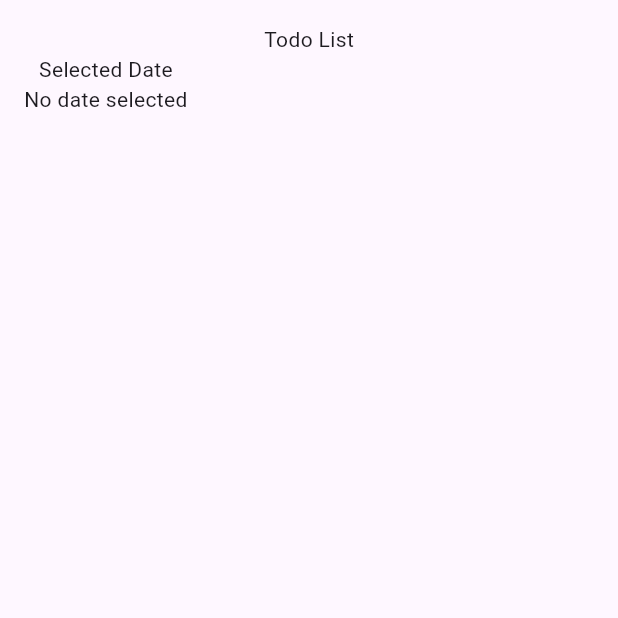
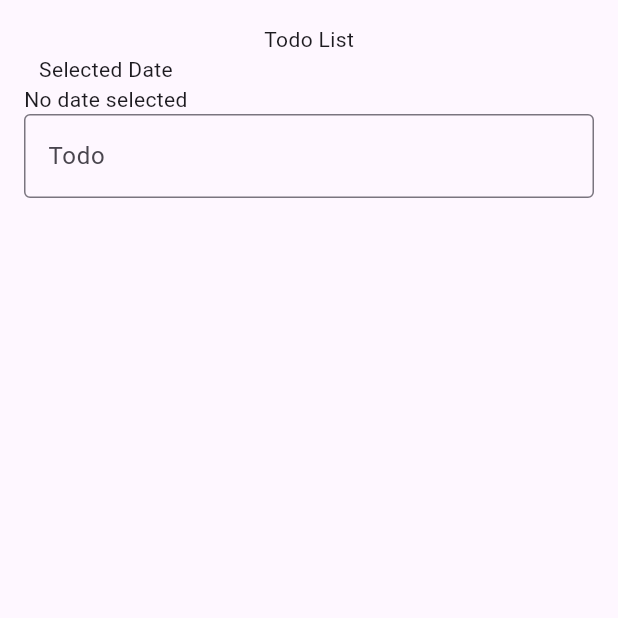
Before and after one commit to Muhammadalif1213/075_TodoBloc, a Flutter app: the screen it shows after launch, on a phone screen of 412 x 824 dp, the top half of it. Run offline on Flutter 3.47's test engine with Material 3 defaults, Android fonts, the phone set to English and light mode, and no system bars; our stand-ins replace bloc, flutter_bloc.

Commit message:
menambahkan textfield untuk inputan title todo dan validasinya.

```diff
--- a/lib/presentation/todo_page.dart
+++ b/lib/presentation/todo_page.dart
@@ -7,6 +7,8 @@ class TodoPage extends StatelessWidget {
 
   @override
   Widget build(BuildContext context) {
+    final _key = GlobalKey<FormState>();
+    final _controller = TextEditingController();
     return Scaffold(
       body: SafeArea(
         child: Padding(
@@ -35,6 +37,28 @@ class TodoPage extends StatelessWidget {
                   ),
                 ],
               ),
+              Form(
+                key: _key,
+                child: Row(
+                  children: [
+                    Expanded(
+                      child: TextFormField(
+                        controller: _controller,
+                        decoration: InputDecoration(
+                          labelText: 'Todo',
+                          border: OutlineInputBorder(),
+                        ),
+                        validator: (value) {
+                          if (value == null || value.isEmpty) {
+                            return 'please enter a todo';
+                          }
+                          return null;
+                        },
+                      ),
+                    ),
+                  ],
+                ),
+              ),
             ],
           ),
         ),
```
